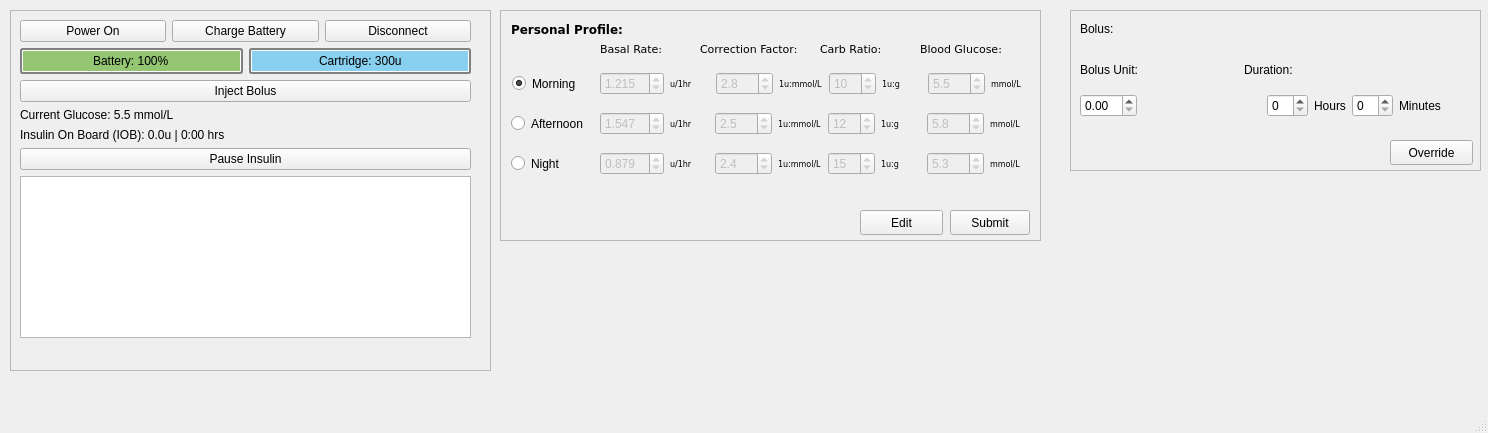
Old version of the form InsulinPump/mainwindow.ui in the repository rae-shi/comp3004Team17InsulinPump.
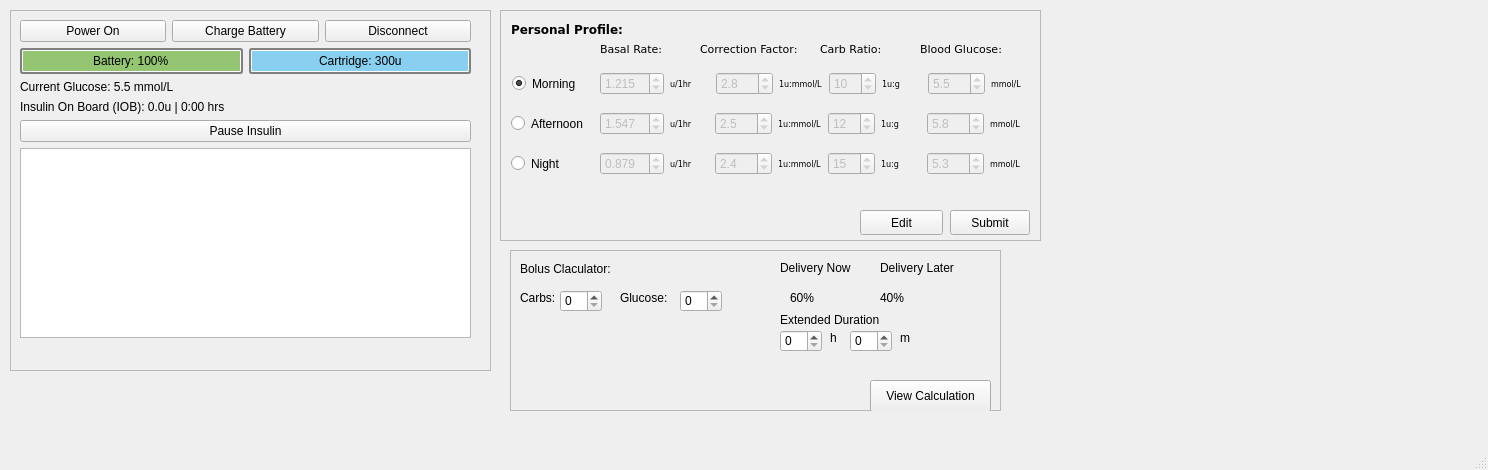
New version of the form.

Commit message: added bolus insulin calculation logic

The edit to the form file:
```diff
--- a/InsulinPump/mainwindow.ui
+++ b/InsulinPump/mainwindow.ui
@@ -7,7 +7,7 @@
     <x>0</x>
     <y>0</y>
     <width>1488</width>
-    <height>433</height>
+    <height>470</height>
    </rect>
   </property>
   <widget class="QWidget" name="centralwidget">
@@ -106,13 +106,6 @@
         </item>
        </layout>
       </item>
-      <item>
-       <widget class="QPushButton" name="bolusButton">
-        <property name="text">
-         <string>Inject Bolus</string>
-        </property>
-       </widget>
-      </item>
       <item>
        <widget class="QLabel" name="glucoseLabel">
         <property name="text">
@@ -678,9 +671,9 @@
    <widget class="QFrame" name="bolusFrame">
     <property name="geometry">
      <rect>
-      <x>1070</x>
-      <y>10</y>
-      <width>411</width>
+      <x>510</x>
+      <y>250</y>
+      <width>491</width>
       <height>161</height>
      </rect>
     </property>
@@ -700,108 +693,177 @@
       </rect>
      </property>
      <property name="text">
-      <string>Bolus:</string>
+      <string>Bolus Claculator:</string>
      </property>
     </widget>
-    <widget class="QWidget" name="layoutWidget">
+    <widget class="QLabel" name="carbsLabel">
      <property name="geometry">
       <rect>
        <x>10</x>
-       <y>50</y>
-       <width>321</width>
-       <height>19</height>
+       <y>40</y>
+       <width>58</width>
+       <height>16</height>
       </rect>
      </property>
-     <layout class="QHBoxLayout" name="bolusLabelLayout">
-      <item>
-       <widget class="QLabel" name="bolusUnitLabel">
-        <property name="text">
-         <string>Bolus Unit:</string>
-        </property>
-       </widget>
-      </item>
-      <item>
-       <widget class="QLabel" name="bolusDurationLabel">
-        <property name="text">
-         <string>Duration: </string>
-        </property>
-       </widget>
-      </item>
-     </layout>
+     <property name="text">
+      <string>Carbs:</string>
+     </property>
     </widget>
-    <widget class="QWidget" name="layoutWidget">
+    <widget class="QSpinBox" name="carbsInputSpinBox">
      <property name="geometry">
       <rect>
-       <x>10</x>
-       <y>80</y>
-       <width>361</width>
-       <height>31</height>
+       <x>50</x>
+       <y>40</y>
+       <width>42</width>
+       <height>22</height>
       </rect>
      </property>
-     <layout class="QHBoxLayout" name="bolusValueLayout">
-      <item>
-       <widget class="QDoubleSpinBox" name="bolusUnitSpinBox"/>
-      </item>
-      <item>
-       <spacer name="spacer3">
-        <property name="orientation">
-         <enum>Qt::Horizontal</enum>
-        </property>
-        <property name="sizeHint" stdset="0">
-         <size>
-          <width>40</width>
-          <height>20</height>
-         </size>
-        </property>
-       </spacer>
-      </item>
-      <item>
-       <widget class="QSpinBox" name="bolusHourSpinBox">
-        <property name="minimum">
-         <number>0</number>
-        </property>
-        <property name="maximum">
-         <number>12</number>
-        </property>
-        <property name="value">
-         <number>0</number>
-        </property>
-       </widget>
-      </item>
-      <item>
-       <widget class="QLabel" name="bolusHourLabel">
-        <property name="text">
-         <string>Hours</string>
-        </property>
-       </widget>
-      </item>
-      <item>
-       <widget class="QSpinBox" name="bolusMinuteSpinBox">
-        <property name="maximum">
-         <number>59</number>
-        </property>
-       </widget>
-      </item>
-      <item>
-       <widget class="QLabel" name="bolusMinuteLabel">
-        <property name="text">
-         <string>Minutes</string>
-        </property>
-       </widget>
-      </item>
-     </layout>
     </widget>
-    <widget class="QPushButton" name="bolusOverrideButton">
+    <widget class="QLabel" name="glucoseLabel_2">
      <property name="geometry">
       <rect>
-       <x>320</x>
+       <x>110</x>
+       <y>40</y>
+       <width>58</width>
+       <height>16</height>
+      </rect>
+     </property>
+     <property name="text">
+      <string>Glucose:</string>
+     </property>
+    </widget>
+    <widget class="QSpinBox" name="glucoseInputSpinBox">
+     <property name="geometry">
+      <rect>
+       <x>170</x>
+       <y>40</y>
+       <width>42</width>
+       <height>22</height>
+      </rect>
+     </property>
+    </widget>
+    <widget class="QLabel" name="deliverNowLabel">
+     <property name="geometry">
+      <rect>
+       <x>270</x>
+       <y>10</y>
+       <width>81</width>
+       <height>16</height>
+      </rect>
+     </property>
+     <property name="text">
+      <string>Delivery Now</string>
+     </property>
+    </widget>
+    <widget class="QPushButton" name="viewCalcButton">
+     <property name="geometry">
+      <rect>
+       <x>360</x>
        <y>130</y>
-       <width>83</width>
-       <height>25</height>
+       <width>121</width>
+       <height>32</height>
       </rect>
      </property>
      <property name="text">
-      <string>Override</string>
+      <string>View Calculation</string>
+     </property>
+    </widget>
+    <widget class="QLabel" name="deliveryLaterLabel">
+     <property name="geometry">
+      <rect>
+       <x>370</x>
+       <y>10</y>
+       <width>91</width>
+       <height>16</height>
+      </rect>
+     </property>
+     <property name="text">
+      <string>Delivery Later</string>
+     </property>
+    </widget>
+    <widget class="QLabel" name="deliveryNowPerLabel">
+     <property name="geometry">
+      <rect>
+       <x>280</x>
+       <y>40</y>
+       <width>58</width>
+       <height>16</height>
+      </rect>
+     </property>
+     <property name="text">
+      <string>60%</string>
+     </property>
+    </widget>
+    <widget class="QLabel" name="deliveryLaterPerLabel">
+     <property name="geometry">
+      <rect>
+       <x>370</x>
+       <y>40</y>
+       <width>58</width>
+       <height>16</height>
+      </rect>
+     </property>
+     <property name="text">
+      <string>40%</string>
+     </property>
+    </widget>
+    <widget class="QLabel" name="extendedDurationLabel">
+     <property name="geometry">
+      <rect>
+       <x>270</x>
+       <y>60</y>
+       <width>111</width>
+       <height>20</height>
+      </rect>
+     </property>
+     <property name="text">
+      <string>Extended Duration</string>
+     </property>
+    </widget>
+    <widget class="QSpinBox" name="extendedDurationHourSpinBox">
+     <property name="geometry">
+      <rect>
+       <x>270</x>
+       <y>80</y>
+       <width>42</width>
+       <height>22</height>
+      </rect>
+     </property>
+    </widget>
+    <widget class="QLabel" name="extendedDurationHourLabel">
+     <property name="geometry">
+      <rect>
+       <x>320</x>
+       <y>80</y>
+       <width>21</width>
+       <height>16</height>
+      </rect>
+     </property>
+     <property name="text">
+      <string>h</string>
+     </property>
+    </widget>
+    <widget class="QSpinBox" name="extendedDurationMinSpinBox">
+     <property name="geometry">
+      <rect>
+       <x>340</x>
+       <y>80</y>
+       <width>42</width>
+       <height>22</height>
+      </rect>
+     </property>
+    </widget>
+    <widget class="QLabel" name="extendedDurationMinLabel">
+     <property name="geometry">
+      <rect>
+       <x>390</x>
+       <y>80</y>
+       <width>21</width>
+       <height>16</height>
+      </rect>
+     </property>
+     <property name="text">
+      <string>m</string>
      </property>
     </widget>
    </widget>
```
Left out of the diff: 3 changed lines with no effect on the pictures. The commit also changes 5 other files.
